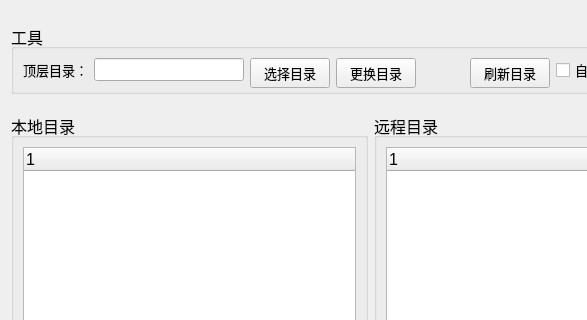
Qt form forms/form_folder.ui (FrancisOWO/NetSyncDisk) before a commit; both pictures show x 0 to 587 and y 0 to 320 of the 742 by 727 pixel window.
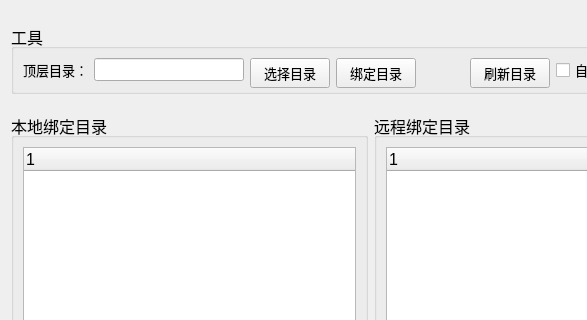
The same form after that commit.

Commit message: 记录绑定目录

Patch:
```diff
--- a/forms/form_folder.ui
+++ b/forms/form_folder.ui
@@ -106,7 +106,7 @@
          </font>
         </property>
         <property name="text">
-         <string>更换目录</string>
+         <string>绑定目录</string>
         </property>
        </widget>
       </item>
@@ -194,7 +194,7 @@
       </font>
      </property>
      <property name="title">
-      <string>本地目录</string>
+      <string>本地绑定目录</string>
      </property>
      <layout class="QGridLayout" name="gridLayout_3">
       <item row="0" column="0">
@@ -241,7 +241,7 @@
       </font>
      </property>
      <property name="title">
-      <string>远程目录</string>
+      <string>远程绑定目录</string>
      </property>
      <layout class="QGridLayout" name="gridLayout_4">
       <item row="0" column="0">
```
Left out of the diff: 4 changed lines with no effect on the pictures. The commit also changes 9 other files.
